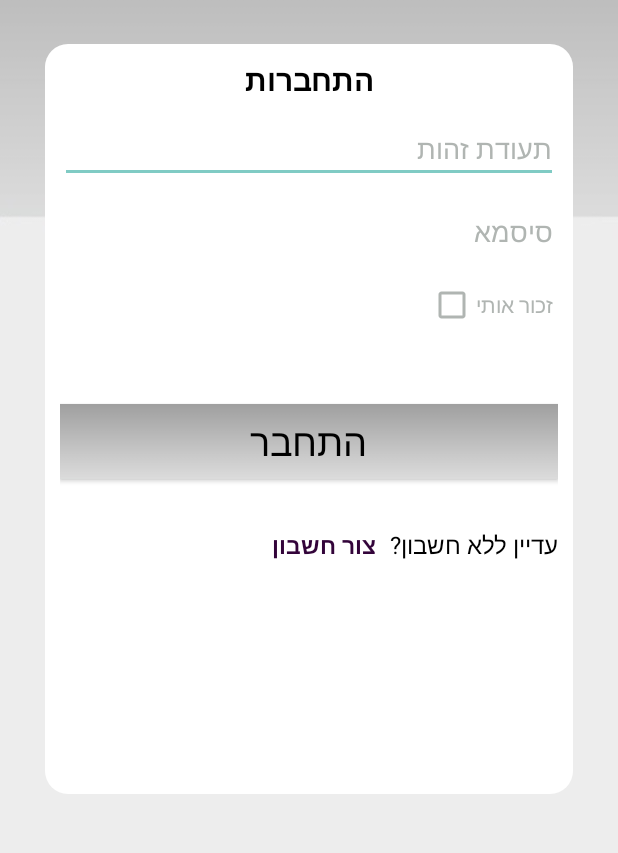
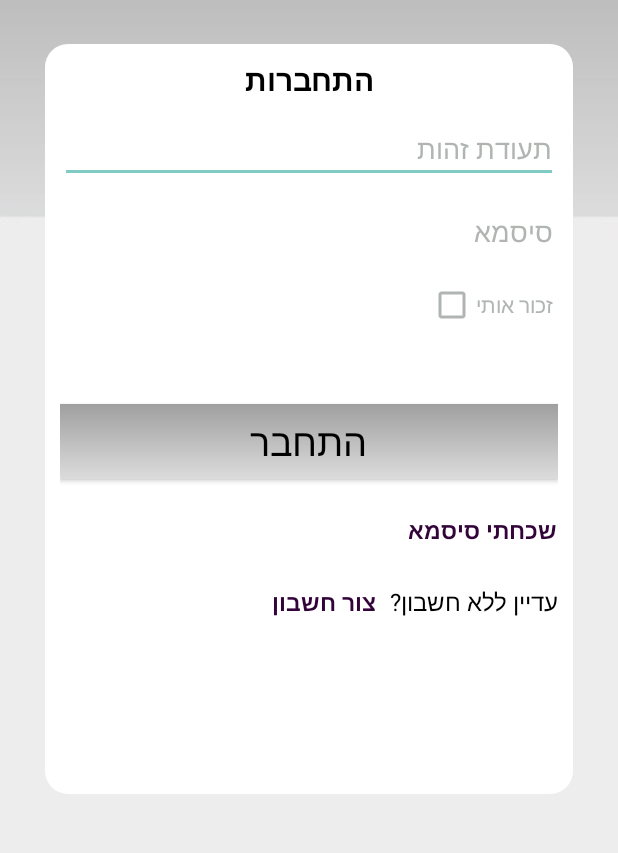
Before and after one commit to talzaidman5/TalProject, an Android app: the screen it shows after launch (MainPage), on a phone screen of 412 x 824 dp, the part 211-1064 px from its top. Run offline under Robolectric (Android 15) with nearby library versions, the phone set to English and light mode, and no system bars; our stand-ins replace Firebase (no records; nobody signed in at launch, a user with empty details on screens opened directly).

```diff
--- a/app/src/main/res/layout/main_page.xml
+++ b/app/src/main/res/layout/main_page.xml
@@ -73,10 +73,32 @@
         android:textSize="25dp"
         android:textColor="@color/black"
         android:text="התחבר" />
+
     <LinearLayout
         android:layout_width="match_parent"
         android:layout_height="wrap_content"
-        android:layout_marginTop="20dp"
+        android:orientation="horizontal"
+        android:layout_marginTop="10dp"
+        android:gravity="right"
+
+        >
+        <Button
+            android:id="@+id/main_page_BTN_forget"
+            android:layout_width="wrap_content"
+            android:layout_height="wrap_content"
+            android:layout_below="@+id/mainPage_BTN_signIn"
+            android:layout_centerHorizontal="true"
+            android:background="@android:color/transparent"
+            android:text="שכחתי סיסמא"
+            android:textColor="#33043A"
+            android:textSize="15dp"
+            android:textStyle="bold"/>
+
+    </LinearLayout>
+
+        <LinearLayout
+        android:layout_width="match_parent"
+        android:layout_height="wrap_content"
         android:gravity="right"
         android:orientation="horizontal">
         <Button
```
